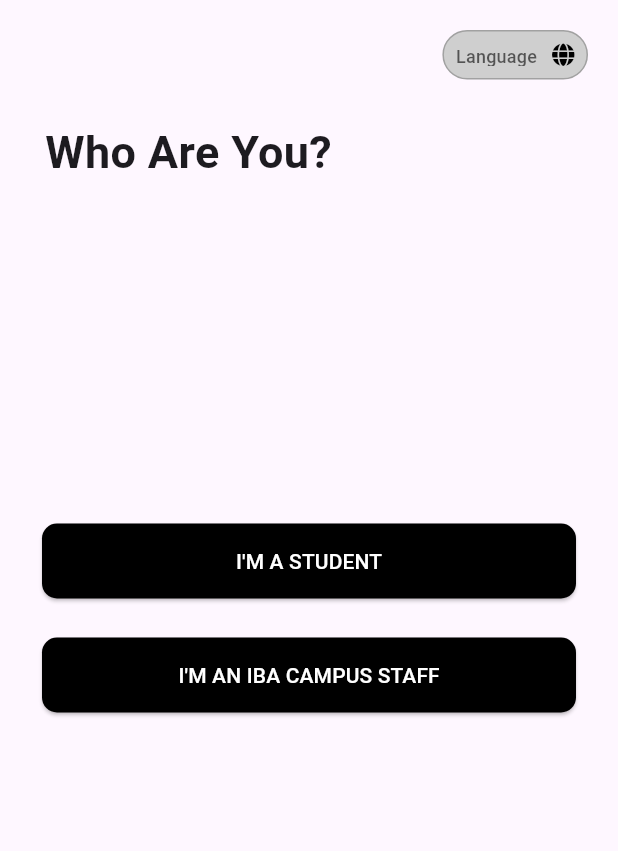
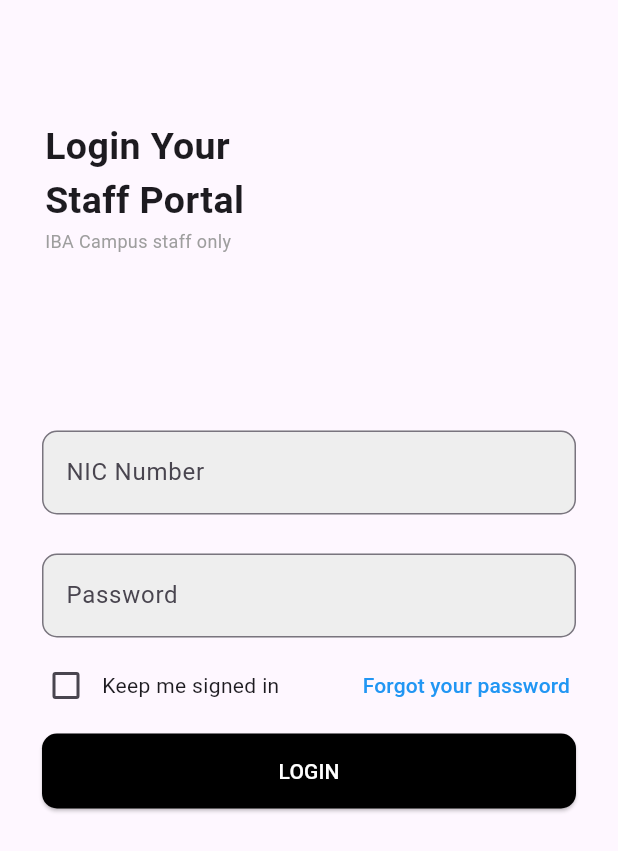
Before and after one commit to Nimantha-Perera/iba_student_-amagement, a Flutter app: the screen it shows after launch, after a tap on an icon or button, on a phone screen of 412 x 824 dp. Shown: the top 851 px of the screen. Run offline on Flutter 3.47's test engine with Material 3 defaults, Android fonts, the phone set to English and light mode, and no system bars; our stand-ins replace device_preview, font_awesome_flutter, shared_preferences; network calls fail.

Commit message:
add student portal

```diff
--- a/lib/Languages/languages.dart
+++ b/lib/Languages/languages.dart
@@ -14,13 +14,26 @@
       'Who Are You?': 'ඔබ කවුද?',
       'I\'M A STUDENT': 'මම ශිෂ්‍යයෙකි',
       'I\'M AN IBA CAMPUS STAFF': 'මම කාර්‍ය මන්ඩලයේ සාමාජිකයෙකි',
-      'Login your student portal': 'ඔබේ ශිෂ්‍ය ද්වාරය ලොගින් කරන්න',
+      'Login Your Student Portal': 'ඔබේ ශිෂ්‍ය ද්වාරය ලොගින් කරන්න',
       'IBA Campus already registered students only' : 'IBA කැම්පස් දැනටමත් ලියාපදිංචි සිසුන් පමණි',
       'Index Number':'Index අංකය',
       'Password':'රහස්‍ය අංකය',
       'Keep me signed in':'මාව පුරනය වී තබා ගන්න',
       'LOGIN':'පුරනය වන්න',
-      'Forgot your password':'වෙනස් කරන්න?',
+      'Forgot your password':'මතක නෑ?',
+      'Notifications':'දැනුම්දීම',
+      'Menu':'මෙනුව',
+      'Staff Portal':'සේවක පුරනය',
+      'Student Portal':'සිසුන් පුරනය',
+      'Logout':'ඉවත් ලබාගන්න',
+      'Log in':'පුරන්න',
+      'Results':'විභාග ප්‍රතිඵල',
+      'Payment':"ගෙවීම්",
+      'Tutes':'පොත්',
+      'Videos':'වීඩියෝ පට',
+      'Online Exams':'මාර්ගගත විභාග',
+      'Live Lectures':"සජීවී දේශන",
+
     },
     'தமிழ்': {
       'Who Are You?': 'நீ யார்?',
--- a/lib/Screens/selected_screen.dart
+++ b/lib/Screens/selected_screen.dart
@@ -133,7 +133,9 @@
                               ),
                             ),
                           ),
-                          onPressed: () {},
+                          onPressed: () {
+                            Navigator.pushNamed(context, '/staff_login');
+                          },
                           child: Text(
                             _getText('I\'M AN IBA CAMPUS STAFF'),
                             style: TextStyle(color: Colors.white),
--- /dev/null
+++ b/lib/Staff_screens/staff_login.dart
@@ -0,0 +1,228 @@
+import 'package:flutter/material.dart';
+import 'package:flutter/services.dart';
+import 'package:iba_app/Languages/languages.dart';
+
+class StaffLoginScreen extends StatelessWidget {
+  const StaffLoginScreen({Key? key}) : super(key: key);
+
+  String _getText(String key) {
+    return LanguageManager.getText(
+        key); // Utilize the LanguageManager to get translated text
+  }
+
+  @override
+  Widget build(BuildContext context) {
+    TextEditingController _password = TextEditingController();
+    TextEditingController _index = TextEditingController();
+    return Scaffold(
+      body: SafeArea(
+        child: Padding(
+          padding: const EdgeInsets.all(20.0),
+          child: Container(
+            margin: EdgeInsets.only(top: 50),
+            child: SingleChildScrollView(
+              child: Column(
+                crossAxisAlignment: CrossAxisAlignment.start,
+                children: [
+                  Padding(
+                    padding: const EdgeInsets.all(10.0),
+                    child: Container(
+                      child: Column(
+                        crossAxisAlignment: CrossAxisAlignment.start,
+                        children: [
+                          Text(
+                            _getText("Login Your \nStaff Portal"),
+                            style: TextStyle(
+                                fontSize: 25, fontWeight: FontWeight.bold),
+                          ),
+                          Text(
+                            _getText(
+                                "IBA Campus staff only"),
+                            style: TextStyle(fontSize: 12, color: Colors.grey),
+                            textAlign: TextAlign.start,
+                          ),
+                        ],
+                      ),
+                    ),
+                  ),
+
+                  // Add some space between the title and text fields
+                  Container(
+                    alignment: Alignment.center,
+                    margin: EdgeInsets.only(top: 100),
+                    child: Column(
+                      mainAxisAlignment: MainAxisAlignment.center,
+                      crossAxisAlignment: CrossAxisAlignment.center,
+                      children: [
+                        Padding(
+                          padding: const EdgeInsets.all(8.0),
+                          child: Container(
+                            decoration: BoxDecoration(
+                              color: Colors
+                                  .grey[200], // Set background color to gray
+                              borderRadius: BorderRadius.circular(
+                                  10.0), // Set border radius
+                            ),
+                            child: TextFormField(
+                              controller: _index,
+
+
+                              inputFormatters: [
+                                FilteringTextInputFormatter
+                                    .digitsOnly, // Allow only digits
+                                LengthLimitingTextInputFormatter(
+                                    10), // Limit input length to 10 characters
+                              ],
+                              keyboardType: TextInputType
+                                  .number, // Set keyboard type to number
+
+                              decoration: InputDecoration(
+                                labelText: _getText("NIC Number"),
+                                border: OutlineInputBorder(
+                                  borderRadius: BorderRadius.circular(
+                                      10.0), // Set border radius
+                                  borderSide: BorderSide(
+                                    width: 10.0, // Set border width
+                                    // Set border color to match background
+                                  ),
+                                ),
+                              ),
+                            ),
+                          ),
+                        ),
+
+                        SizedBox(
+                            height:
+                                10), // Add some space between the text fields
+                        Padding(
+                          padding: const EdgeInsets.all(8.0),
+                          child: Container(
+                            decoration: BoxDecoration(
+                              color: Colors
+                                  .grey[200], // Set background color to gray
+                              borderRadius: BorderRadius.circular(
+                                  10.0), // Set border radius
+                            ),
+                            child: TextFormField(
+                              controller: _password,
+                              obscureText: true,
+                              decoration: InputDecoration(
+                                labelText: _getText(
+                                  "Password",
+                                ),
+                                border: OutlineInputBorder(
+                                  borderRadius: BorderRadius.circular(
+                                      10.0), // Set border radius
+                                  borderSide: BorderSide(
+                                    width: 10.0, // Set border width
+                                    // Set border color to match background
+                                  ),
+                                ),
+
+                              ),
+
+
+                            ),
+                          ),
+                        ),
+
+                        Row(
+                          mainAxisAlignment: MainAxisAlignment.spaceBetween,
+                          children: [
+                            Row(
+                              children: [
+                                Checkbox(
+                                  activeColor: Colors.black,
+                                  value: false, // Set initial value of checkbox
+                                  onChanged: (value) {
+                                    // Handle checkbox value change
+                                    if (value == true) {
+                                      // Add functionality for "Keep me signed in" checkbox
+                                    } else {
+                                      // Remove functionality for "Keep me signed in" checkbox
+                                    }
+                                  },
+                                ),
+                                Text(
+                                  _getText("Keep me signed in"),
+                                ),
+                              ],
+                            ),
+                            TextButton(
+                              onPressed: () {
+                                // Add functionality for "Forgot your password? Reset now" link
+                              },
+                              child: Text(
+                                _getText("Forgot your password"),
+                                style: TextStyle(color: Colors.blue),
+                              ),
+                            ),
+                          ],
+                        ),
+                      ],
+                    ),
+                  ),
+                  Container(
+                    width: double.infinity,
+                    child: Padding(
+                      padding: const EdgeInsets.all(8.0),
+                      child: ElevatedButton(
+                        style: ButtonStyle(
+                          backgroundColor:
+                              MaterialStateProperty.all(Colors.black),
+                          overlayColor: MaterialStateProperty.all(
+                              Color.fromARGB(55, 255, 255, 255)),
+                          minimumSize: MaterialStateProperty.all(Size(200, 50)),
+                          shape: MaterialStateProperty.all(
+                            RoundedRectangleBorder(
+                              borderRadius: BorderRadius.circular(10),
+                            ),
+                          ),
+                        ),
+                        onPressed: () {
+                          // Add functionality for login button
+                          String index = _index.text;
+                          String password = _password.text;
+
+                          checkLogin(context, index, password);
+                        },
+                        child: Text(
+                          _getText('LOGIN'),
+                          style: TextStyle(color: Colors.white),
+                        ),
+                      ),
+                    ),
+                  ),
+                ],
+              ),
+            ),
+          ),
+        ),
+      ),
+    );
+  }
+
+void checkLogin(BuildContext context, String index, String password) {
+  if (index == '123456' && password == '123456') {
+    Navigator.pushNamed(context, '/selected');
+  } else {
+    showDialog(
+      context: context,
+      builder: (BuildContext context) {
+        return AlertDialog(
+          title: Text('Login Failed'),
+          content: Text('Invalid username or password.'),
+          actions: [
+            TextButton(
+              child: Text('OK'),
+              onPressed: () {
+                Navigator.of(context).pop();
+              },
+            )
+          ],
+        );
+      },
+    );
+  }
+}
+}
--- a/lib/main.dart
+++ b/lib/main.dart
@@ -1,12 +1,22 @@
+import 'package:device_preview/device_preview.dart';
+import 'package:flutter/foundation.dart';
 import 'package:flutter/material.dart';
 import 'package:iba_app/Languages/languages.dart';
 import 'package:iba_app/Screens/selected_screen.dart';
-import 'package:iba_app/Screens/student_login.dart';
+import 'package:iba_app/Staff_screens/portal.dart';
+import 'package:iba_app/Staff_screens/staff_login.dart';
+import 'package:iba_app/Stu_Screens/portal.dart';
+import 'package:iba_app/Stu_Screens/student_login.dart';
 
 Future<void> main() async {
   WidgetsFlutterBinding.ensureInitialized();
   await LanguageManager.init();
-  runApp(const MyApp());
+  runApp(
+    DevicePreview(
+      enabled: !kReleaseMode,
+      builder: (context) => MyApp(),
+    ),
+  );
 }
 
 class MyApp extends StatelessWidget {
@@ -16,12 +26,18 @@
   @override
   Widget build(BuildContext context) {
     return MaterialApp(
+      locale: DevicePreview.locale(context), // Add the locale here
+      builder: DevicePreview.appBuilder,    // Add the builder here
+      useInheritedMediaQuery: true,
       debugShowCheckedModeBanner: false,
       title: 'Flutter Demo',
       theme: ThemeData(),
       home: const SelectedScreen(),
       routes: {
         '/student_login': (context) => StudentLoginScreen(),
+        '/staff_login': (context) => StaffLoginScreen(),
+        '/staff_portal': (context) => StaffPortalScreen(),
+        '/student_portal': (context) => StudentPortalScreen(),
         // Define other routes here if needed
       },
     );
```
Also changed, not shown: lib/Staff_screens/portal.dart (added, +16 -0 lines), lib/Stu_Screens/notification_btn.dart (added, +40 -0 lines), lib/Stu_Screens/portal.dart (added, +321 -0 lines), lib/Stu_Screens/student_login.dart (renamed from lib/Screens/student_login.dart, +37 -55 lines).
